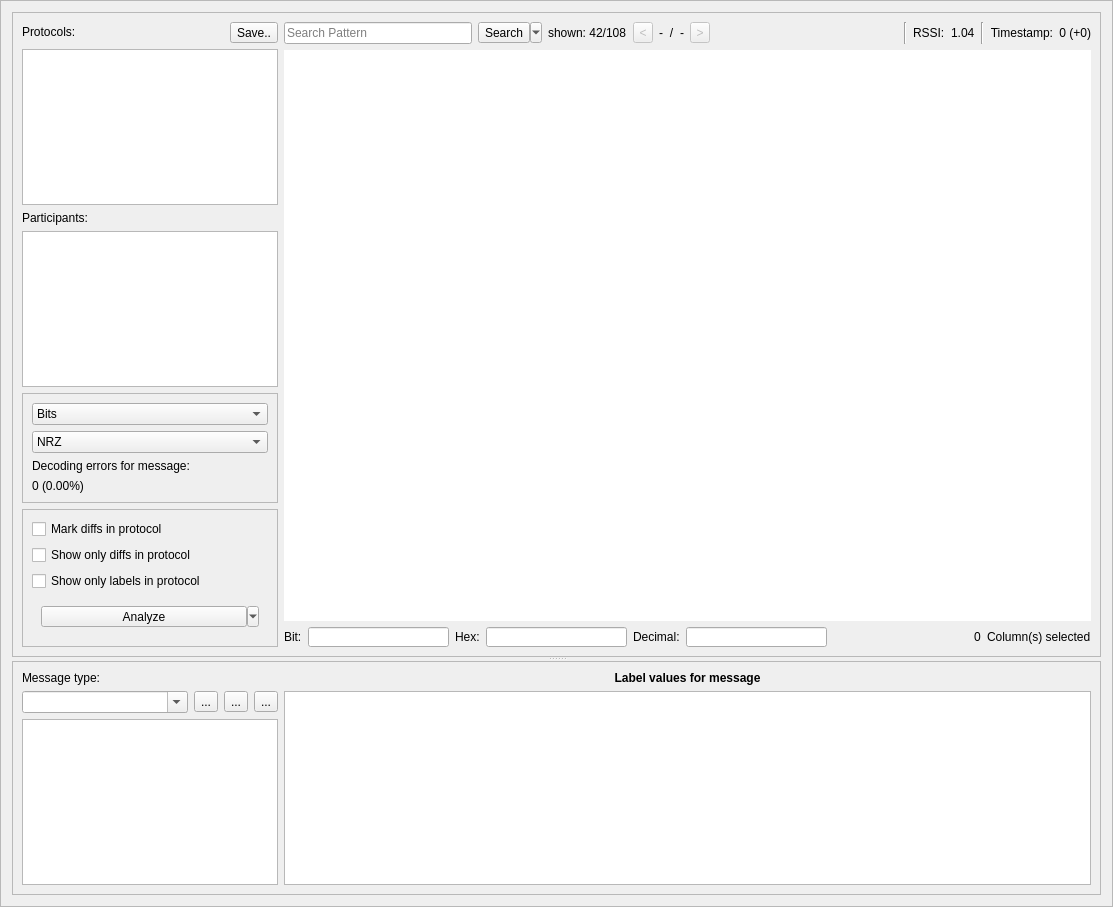
Qt form ui/analysis_frame.ui (jopohl/urh) before a commit.
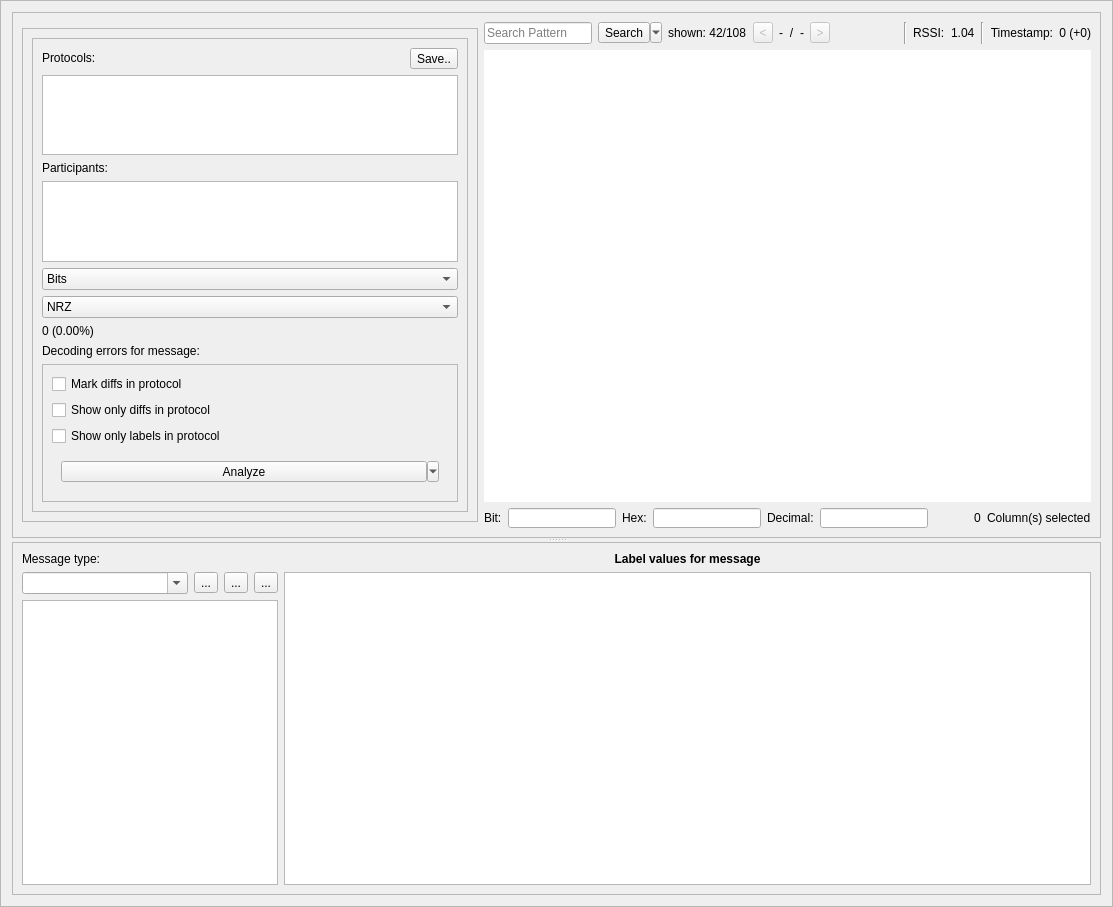
The same form after that commit. Icons and pictures are not drawn. Custom widgets are drawn as their Qt base class.

Commit message: test scroll area

What changed in the file:
```diff
--- a/ui/analysis_frame.ui
+++ b/ui/analysis_frame.ui
@@ -50,63 +50,8 @@
       <property name="frameShadow">
        <enum>QFrame::Raised</enum>
       </property>
-      <layout class="QGridLayout" name="gridLayout_3" columnstretch="1,10">
-       <item row="0" column="0">
-        <layout class="QHBoxLayout" name="horizontalLayout_2">
-         <item>
-          <widget class="QLabel" name="lSignalName">
-           <property name="sizePolicy">
-            <sizepolicy hsizetype="Preferred" vsizetype="Fixed">
-             <horstretch>0</horstretch>
-             <verstretch>0</verstretch>
-            </sizepolicy>
-           </property>
-           <property name="maximumSize">
-            <size>
-             <width>16777215</width>
-             <height>16777215</height>
-            </size>
-           </property>
-           <property name="acceptDrops">
-            <bool>false</bool>
-           </property>
-           <property name="text">
-            <string>Protocols:</string>
-           </property>
-          </widget>
-         </item>
-         <item>
-          <widget class="QToolButton" name="btnSaveProto">
-           <property name="sizePolicy">
-            <sizepolicy hsizetype="Fixed" vsizetype="Fixed">
-             <horstretch>0</horstretch>
-             <verstretch>0</verstretch>
-            </sizepolicy>
-           </property>
-           <property name="maximumSize">
-            <size>
-             <width>16777215</width>
-             <height>16777215</height>
-            </size>
-           </property>
-           <property name="baseSize">
-            <size>
-             <width>0</width>
-             <height>0</height>
-            </size>
-           </property>
-           <property name="text">
-            <string>Save..</string>
-           </property>
-           <property name="icon">
-            <iconset theme="document-save">
-             <normaloff>.</normaloff>.</iconset>
-           </property>
-          </widget>
-         </item>
-        </layout>
-       </item>
-       <item row="0" column="1" rowspan="6">
+      <layout class="QGridLayout" name="gridLayout_3" columnstretch="1,0">
+       <item row="0" column="1" rowspan="3">
         <layout class="QVBoxLayout" name="verticalLayout_4">
          <item>
           <layout class="QGridLayout" name="gridLayout_2">
@@ -551,6 +496,85 @@
         </layout>
        </item>
        <item row="1" column="0">
+        <widget class="QFrame" name="frame_3">
+         <property name="frameShape">
+          <enum>QFrame::StyledPanel</enum>
+         </property>
+         <property name="frameShadow">
+          <enum>QFrame::Raised</enum>
+         </property>
+         <layout class="QVBoxLayout" name="verticalLayout">
+          <item>
+           <widget class="QScrollArea" name="scrollArea">
+            <property name="widgetResizable">
+             <bool>true</bool>
+            </property>
+            <widget class="QWidget" name="scrollAreaWidgetContents">
+             <property name="geometry">
+              <rect>
+               <x>0</x>
+               <y>0</y>
+               <width>274</width>
+               <height>575</height>
+              </rect>
+             </property>
+             <layout class="QVBoxLayout" name="verticalLayout_7">
+              <item>
+               <layout class="QHBoxLayout" name="horizontalLayout_2">
+                <item>
+                 <widget class="QLabel" name="lSignalName">
+                  <property name="sizePolicy">
+                   <sizepolicy hsizetype="Preferred" vsizetype="Fixed">
+                    <horstretch>0</horstretch>
+                    <verstretch>0</verstretch>
+                   </sizepolicy>
+                  </property>
+                  <property name="maximumSize">
+                   <size>
+                    <width>16777215</width>
+                    <height>16777215</height>
+                   </size>
+                  </property>
+                  <property name="acceptDrops">
+                   <bool>false</bool>
+                  </property>
+                  <property name="text">
+                   <string>Protocols:</string>
+                  </property>
+                 </widget>
+                </item>
+                <item>
+                 <widget class="QToolButton" name="btnSaveProto">
+                  <property name="sizePolicy">
+                   <sizepolicy hsizetype="Fixed" vsizetype="Fixed">
+                    <horstretch>0</horstretch>
+                    <verstretch>0</verstretch>
+                   </sizepolicy>
+                  </property>
+                  <property name="maximumSize">
+                   <size>
+                    <width>16777215</width>
+                    <height>16777215</height>
+                   </size>
+                  </property>
+                  <property name="baseSize">
+                   <size>
+                    <width>0</width>
+                    <height>0</height>
+                   </size>
+                  </property>
+                  <property name="text">
+                   <string>Save..</string>
+                  </property>
+                  <property name="icon">
+                   <iconset theme="document-save">
+                    <normaloff>.</normaloff>.</iconset>
+                  </property>
+                 </widget>
+                </item>
+               </layout>
+              </item>
+              <item>
         <widget class="ProtocolTreeView" name="treeViewProtocols">
          <property name="sizePolicy">
           <sizepolicy hsizetype="Minimum" vsizetype="Preferred">
@@ -578,14 +602,14 @@
          </attribute>
         </widget>
        </item>
-       <item row="2" column="0">
+              <item>
         <widget class="QLabel" name="label_4">
          <property name="text">
           <string>Participants:</string>
          </property>
         </widget>
        </item>
-       <item row="3" column="0">
+              <item>
         <widget class="QListView" name="listViewParticipants">
          <property name="sizePolicy">
           <sizepolicy hsizetype="Preferred" vsizetype="Expanding">
@@ -595,15 +619,6 @@
          </property>
         </widget>
        </item>
-       <item row="4" column="0">
-        <widget class="QFrame" name="frame_3">
-         <property name="frameShape">
-          <enum>QFrame::StyledPanel</enum>
-         </property>
-         <property name="frameShadow">
-          <enum>QFrame::Raised</enum>
-         </property>
-         <layout class="QVBoxLayout" name="verticalLayout">
           <item>
            <widget class="QComboBox" name="cbProtoView">
             <property name="sizePolicy">
@@ -670,6 +685,19 @@
             </item>
            </widget>
           </item>
+              <item>
+               <widget class="QLabel" name="lDecodingErrorsValue">
+                <property name="sizePolicy">
+                 <sizepolicy hsizetype="Preferred" vsizetype="Preferred">
+                  <horstretch>0</horstretch>
+                  <verstretch>0</verstretch>
+                 </sizepolicy>
+                </property>
+                <property name="text">
+                 <string>0 (0.00%)     </string>
+                </property>
+               </widget>
+              </item>
           <item>
            <widget class="QLabel" name="lEncodingErrors">
             <property name="sizePolicy">
@@ -684,26 +712,6 @@
            </widget>
           </item>
           <item>
-           <widget class="QLabel" name="lDecodingErrorsValue">
-            <property name="sizePolicy">
-             <sizepolicy hsizetype="Preferred" vsizetype="Preferred">
-              <horstretch>0</horstretch>
-              <verstretch>0</verstretch>
-             </sizepolicy>
-            </property>
-            <property name="text">
-             <string>0 (0.00%)     </string>
-            </property>
-           </widget>
-          </item>
-         </layout>
-         <zorder>cbProtoView</zorder>
-         <zorder>lDecodingErrorsValue</zorder>
-         <zorder>lEncodingErrors</zorder>
-         <zorder>cbDecoding</zorder>
-        </widget>
-       </item>
-       <item row="5" column="0">
         <widget class="QFrame" name="frame_4">
          <property name="frameShape">
           <enum>QFrame::StyledPanel</enum>
@@ -786,6 +794,13 @@
                 <property name="value">
                  <number>24</number>
                 </property>
+                      </widget>
+                     </item>
+                    </layout>
+                   </widget>
+                  </widget>
+                 </item>
+                </layout>
                </widget>
               </item>
              </layout>
```
Lines whose indentation alone changed are shown as unchanged. The commit also changes 2 other files.
